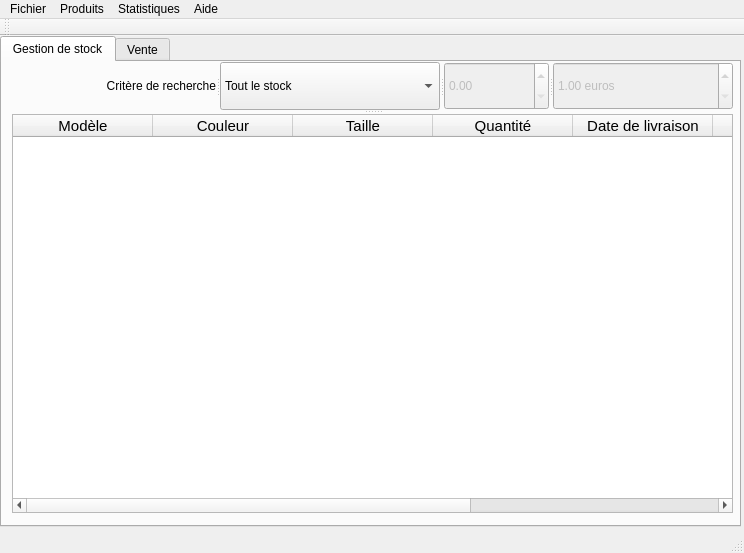
Qt form qlot/mainwindow.ui (Harenome/qlot) before a commit.
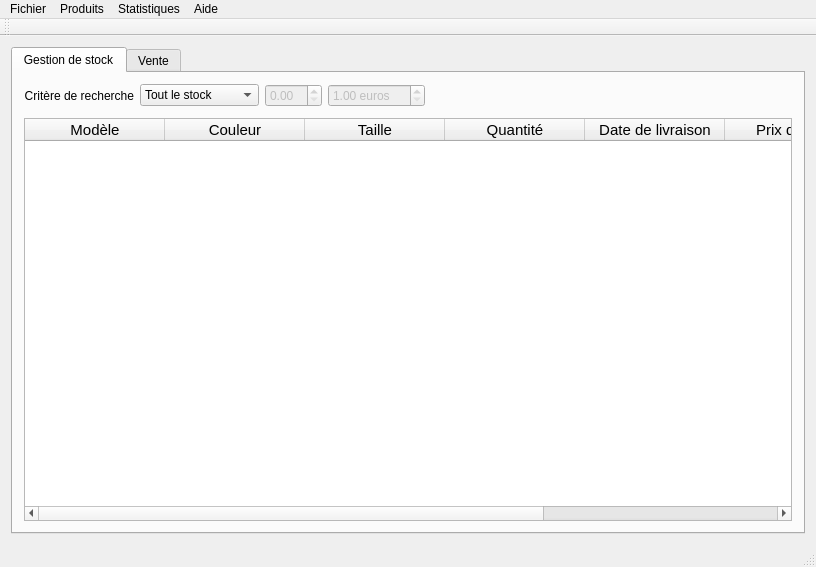
The same form after that commit. Icons and pictures are not drawn.

```diff
--- a/qlot/mainwindow.ui
+++ b/qlot/mainwindow.ui
@@ -6,8 +6,8 @@
    <rect>
     <x>0</x>
     <y>0</y>
-    <width>744</width>
-    <height>553</height>
+    <width>816</width>
+    <height>567</height>
    </rect>
   </property>
   <property name="windowTitle">
@@ -18,15 +18,9 @@
     <normaloff>../../images/qlot_512.svg</normaloff>../../images/qlot_512.svg</iconset>
   </property>
   <widget class="QWidget" name="centralWidget">
+   <layout class="QGridLayout" name="gridLayout">
+    <item row="0" column="0">
    <widget class="QTabWidget" name="tabWidget">
-    <property name="geometry">
-     <rect>
-      <x>0</x>
-      <y>0</y>
-      <width>741</width>
-      <height>491</height>
-     </rect>
-    </property>
     <property name="currentIndex">
      <number>0</number>
     </property>
@@ -34,22 +28,12 @@
      <attribute name="title">
       <string>Gestion de stock</string>
      </attribute>
-     <widget class="QSplitter" name="splitter_2">
-      <property name="geometry">
-       <rect>
-        <x>10</x>
-        <y>0</y>
-        <width>721</width>
-        <height>451</height>
-       </rect>
-      </property>
-      <property name="orientation">
-       <enum>Qt::Vertical</enum>
-      </property>
-      <widget class="QSplitter" name="splitter">
-       <property name="orientation">
-        <enum>Qt::Horizontal</enum>
-       </property>
+       <layout class="QVBoxLayout" name="verticalLayout_2">
+        <item>
+         <layout class="QVBoxLayout" name="verticalLayout">
+          <item>
+           <layout class="QHBoxLayout" name="horizontalLayout_2">
+            <item>
        <widget class="QLabel" name="label_critere">
         <property name="text">
          <string>Critère de recherche</string>
@@ -58,6 +42,8 @@
          <set>Qt::AlignRight|Qt::AlignTrailing|Qt::AlignVCenter</set>
         </property>
        </widget>
+            </item>
+            <item>
        <widget class="QComboBox" name="critere_combo_box_gestion">
         <item>
          <property name="text">
@@ -95,11 +81,15 @@
          </property>
         </item>
        </widget>
+            </item>
+            <item>
        <widget class="QDoubleSpinBox" name="doubleSpinBox_gestion">
         <property name="enabled">
          <bool>false</bool>
         </property>
        </widget>
+            </item>
+            <item>
        <widget class="QDoubleSpinBox" name="doubleSpinBox_prix_max">
         <property name="enabled">
          <bool>false</bool>
@@ -120,7 +110,39 @@
          <double>1.000000000000000</double>
         </property>
        </widget>
-      </widget>
+            </item>
+            <item>
+             <spacer name="horizontalSpacer">
+              <property name="orientation">
+               <enum>Qt::Horizontal</enum>
+              </property>
+              <property name="sizeHint" stdset="0">
+               <size>
+                <width>40</width>
+                <height>20</height>
+               </size>
+              </property>
+             </spacer>
+            </item>
+           </layout>
+          </item>
+          <item>
+           <spacer name="verticalSpacer">
+            <property name="orientation">
+             <enum>Qt::Vertical</enum>
+            </property>
+            <property name="sizeType">
+             <enum>QSizePolicy::Fixed</enum>
+            </property>
+            <property name="sizeHint" stdset="0">
+             <size>
+              <width>20</width>
+              <height>5</height>
+             </size>
+            </property>
+           </spacer>
+          </item>
+          <item>
       <widget class="QTableWidget" name="tableau_recherche_gestion">
        <property name="lineWidth">
         <number>1</number>
@@ -275,28 +297,21 @@
         </property>
        </column>
       </widget>
-     </widget>
+          </item>
+         </layout>
+        </item>
+       </layout>
     </widget>
     <widget class="QWidget" name="tab_2">
      <attribute name="title">
       <string>Vente</string>
      </attribute>
-     <widget class="QSplitter" name="splitter_4">
-      <property name="geometry">
-       <rect>
-        <x>10</x>
-        <y>0</y>
-        <width>721</width>
-        <height>451</height>
-       </rect>
-      </property>
-      <property name="orientation">
-       <enum>Qt::Vertical</enum>
-      </property>
-      <widget class="QSplitter" name="splitter_3">
-       <property name="orientation">
-        <enum>Qt::Horizontal</enum>
-       </property>
+       <layout class="QVBoxLayout" name="verticalLayout_4">
+        <item>
+         <layout class="QVBoxLayout" name="verticalLayout_3">
+          <item>
+           <layout class="QHBoxLayout" name="horizontalLayout_4">
+            <item>
        <widget class="QLabel" name="label_critere_3">
         <property name="text">
          <string>Critère de recherche</string>
@@ -305,6 +320,8 @@
          <set>Qt::AlignRight|Qt::AlignTrailing|Qt::AlignVCenter</set>
         </property>
        </widget>
+            </item>
+            <item>
        <widget class="QComboBox" name="critere_combo_box_vente">
         <item>
          <property name="text">
@@ -327,11 +344,15 @@
          </property>
         </item>
        </widget>
+            </item>
+            <item>
        <widget class="QDoubleSpinBox" name="doubleSpinBox_vente">
         <property name="enabled">
          <bool>false</bool>
         </property>
        </widget>
+            </item>
+            <item>
        <widget class="QDoubleSpinBox" name="doubleSpinBox_prix_max_vente">
         <property name="enabled">
          <bool>false</bool>
@@ -352,7 +373,39 @@
          <double>1.000000000000000</double>
         </property>
        </widget>
-      </widget>
+            </item>
+            <item>
+             <spacer name="horizontalSpacer_2">
+              <property name="orientation">
+               <enum>Qt::Horizontal</enum>
+              </property>
+              <property name="sizeHint" stdset="0">
+               <size>
+                <width>40</width>
+                <height>20</height>
+               </size>
+              </property>
+             </spacer>
+            </item>
+           </layout>
+          </item>
+          <item>
+           <spacer name="verticalSpacer_2">
+            <property name="orientation">
+             <enum>Qt::Vertical</enum>
+            </property>
+            <property name="sizeType">
+             <enum>QSizePolicy::Fixed</enum>
+            </property>
+            <property name="sizeHint" stdset="0">
+             <size>
+              <width>20</width>
+              <height>5</height>
+             </size>
+            </property>
+           </spacer>
+          </item>
+          <item>
       <widget class="QTableWidget" name="tableWidget_vente">
        <property name="editTriggers">
         <set>QAbstractItemView::NoEditTriggers</set>
@@ -399,16 +452,21 @@
         </property>
        </column>
       </widget>
-     </widget>
-    </widget>
-   </widget>
+          </item>
+         </layout>
+        </item>
+       </layout>
+      </widget>
+     </widget>
+    </item>
+   </layout>
   </widget>
   <widget class="QMenuBar" name="menuBar">
    <property name="geometry">
     <rect>
      <x>0</x>
      <y>0</y>
-     <width>744</width>
+     <width>816</width>
      <height>17</height>
     </rect>
    </property>
```
Lines whose indentation alone changed are shown as unchanged.
